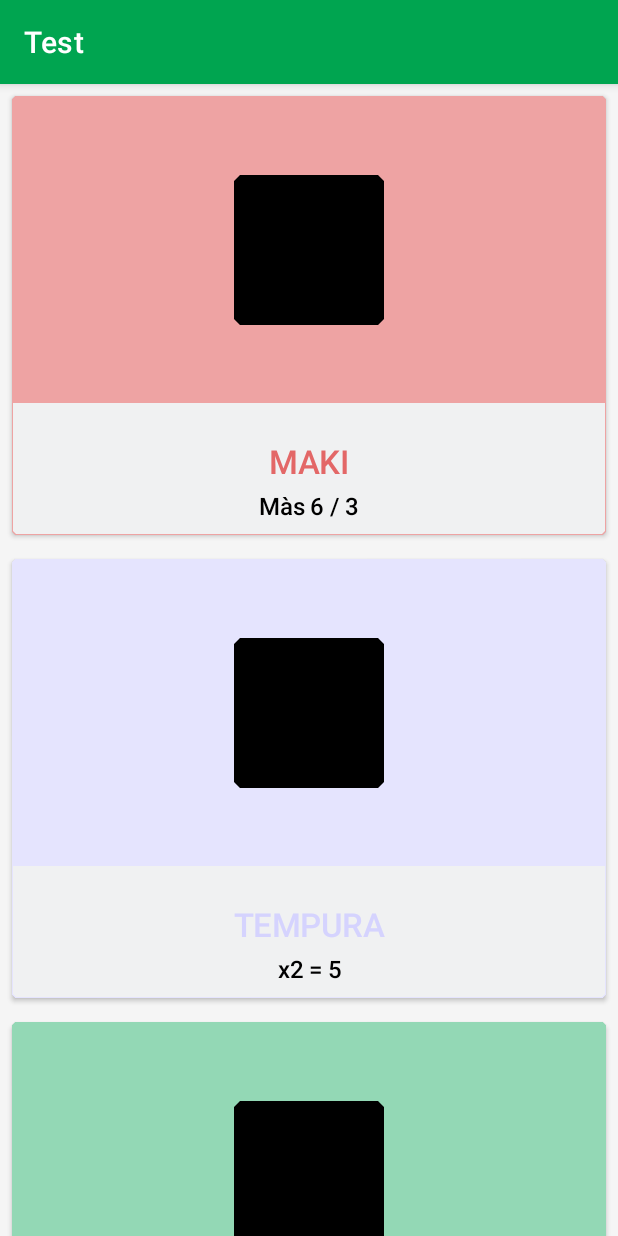
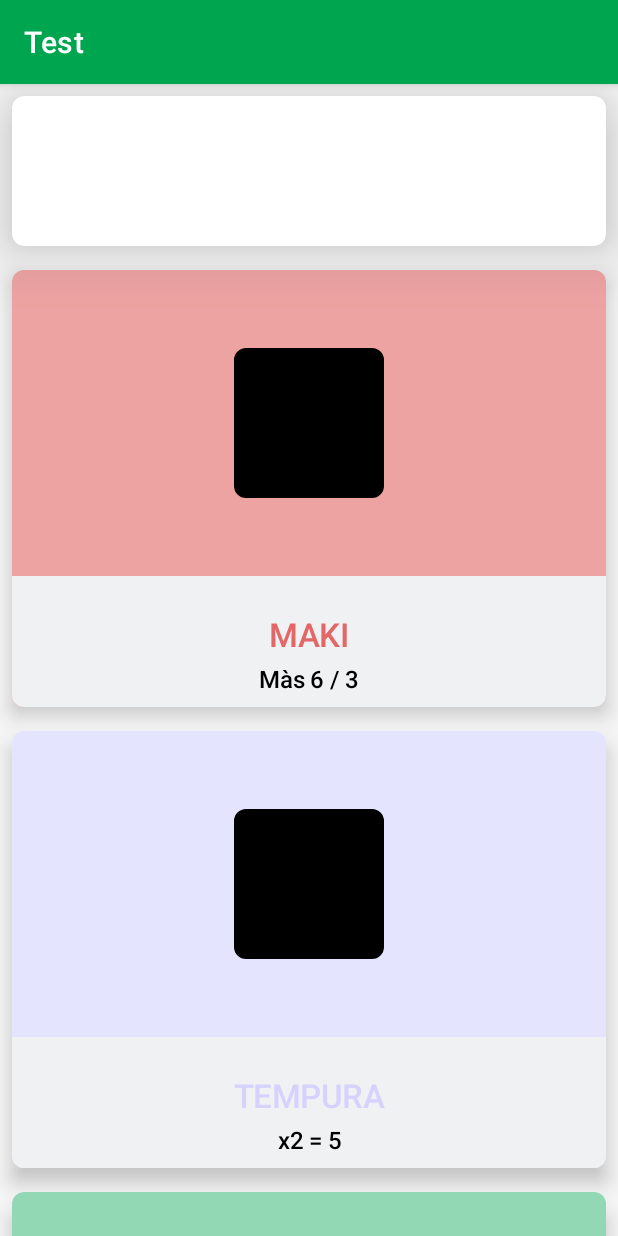
Before and after one commit to alorma/SushiGo-Calculator, an Android app: the screen it shows after launch (MainActivity), on a phone screen of 412 x 824 dp. Run offline under Robolectric (Android 15) with nearby library versions, the phone set to English and light mode, and no system bars.

Commit message:
Rounded corners

```diff
--- a/app/src/main/res/layout/activity_main.xml
+++ b/app/src/main/res/layout/activity_main.xml
@@ -25,29 +25,55 @@
             android:layout_height="wrap_content"
             android:orientation="vertical">
 
+            <com.google.android.material.card.MaterialCardView
+                android:layout_width="match_parent"
+                android:layout_height="100dp"
+                android:layout_margin="8dp"
+                app:cardElevation="24dp" />
+
+            <com.google.android.material.card.MaterialCardView
+                android:layout_width="match_parent"
+                android:layout_height="wrap_content"
+                android:layout_margin="8dp">
+
                 <com.alorma.game_ui.SusiGoCardView
                     android:id="@+id/card1"
                     android:layout_width="match_parent"
+                    android:layout_height="wrap_content" />
+            </com.google.android.material.card.MaterialCardView>
+
+            <com.google.android.material.card.MaterialCardView
+                android:layout_width="match_parent"
                 android:layout_height="wrap_content"
-                android:layout_margin="8dp" />
+                android:layout_margin="8dp">
 
                 <com.alorma.game_ui.SusiGoCardView
                     android:id="@+id/card2"
                     android:layout_width="match_parent"
+                    android:layout_height="wrap_content" />
+            </com.google.android.material.card.MaterialCardView>
+
+            <com.google.android.material.card.MaterialCardView
+                android:layout_width="match_parent"
                 android:layout_height="wrap_content"
-                android:layout_margin="8dp" />
+                android:layout_margin="8dp">
 
                 <com.alorma.game_ui.SusiGoCardView
                     android:id="@+id/card3"
                     android:layout_width="match_parent"
+                    android:layout_height="wrap_content" />
+            </com.google.android.material.card.MaterialCardView>
+
+            <com.google.android.material.card.MaterialCardView
+                android:layout_width="match_parent"
                 android:layout_height="wrap_content"
-                android:layout_margin="8dp" />
+                android:layout_margin="8dp">
 
                 <com.alorma.game_ui.SusiGoCardView
                     android:id="@+id/card4"
                     android:layout_width="match_parent"
-                android:layout_height="wrap_content"
-                android:layout_margin="8dp" />
+                    android:layout_height="wrap_content" />
+            </com.google.android.material.card.MaterialCardView>
         </LinearLayout>
     </ScrollView>
 
--- a/app/src/main/res/values/shapes.xml
+++ b/app/src/main/res/values/shapes.xml
@@ -6,7 +6,8 @@
     </style>
 
     <style name="ShapeAppearance.SushiGo.Medium" parent="ShapeAppearance.MaterialComponents.MediumComponent">
-        <item name="cornerFamily">cut</item>
+        <item name="cornerFamily">rounded</item>
+        <item name="cornerSize">8dp</item>
     </style>
 
     <style name="ShapeAppearance.SushiGo.Small" parent="ShapeAppearance.MaterialComponents.MediumComponent">
--- a/app/src/main/res/values/themes_base.xml
+++ b/app/src/main/res/values/themes_base.xml
@@ -13,7 +13,6 @@
             @style/Widget.MaterialComponents.AppBarLayout.PrimarySurface
         </item>
         <item name="toolbarStyle">@style/Widget.MaterialComponents.Toolbar.PrimarySurface</item>
-        <item name="materialCardViewStyle">@style/Widget.MaterialComponents.CardView</item>
-
+        <item name="materialCardViewStyle">@style/Widget.SushiGo.CardView</item>
     </style>
 </resources>
--- a/game_ui/src/main/java/com/alorma/game_ui/SusiGoCardView.kt
+++ b/game_ui/src/main/java/com/alorma/game_ui/SusiGoCardView.kt
@@ -1,15 +1,12 @@
 package com.alorma.game_ui
 
-import android.annotation.SuppressLint
 import android.content.Context
 import android.content.res.ColorStateList
-import android.content.res.TypedArray
 import android.graphics.drawable.Drawable
 import android.util.AttributeSet
 import android.view.LayoutInflater
+import androidx.constraintlayout.widget.ConstraintLayout
 import androidx.core.content.ContextCompat
-import androidx.core.content.withStyledAttributes
-import com.google.android.material.card.MaterialCardView
 import com.google.android.material.color.MaterialColors
 import com.google.android.material.shape.MaterialShapeDrawable
 import com.google.android.material.shape.ShapeAppearanceModel
@@ -18,56 +15,49 @@ import java.util.*
 
 class SusiGoCardView @JvmOverloads constructor(
     context: Context,
-    attributeSet: AttributeSet? = null,
+    attrs: AttributeSet? = null,
     defStyleAttr: Int = 0,
     defStyleRes: Int = 0
-) : MaterialCardView(context, attributeSet, defStyleAttr) {
+) : ConstraintLayout(context, attrs, defStyleAttr) {
 
-    @SuppressLint("PrivateResource")
-    private var tableCardElevation = context.resources.getDimension(R.dimen.mtrl_card_elevation)
+    private val mediumShape = ShapeAppearanceModel.builder(
+        context,
+        attrs,
+        R.attr.shapeAppearanceMediumComponent,
+        R.style.ShapeAppearance_MaterialComponents_MediumComponent
+    ).build()
+
+    private val tableBackground = MaterialShapeDrawable(
+        context,
+        attrs,
+        defStyleAttr,
+        defStyleRes
+    )
 
     init {
         LayoutInflater.from(context).inflate(R.layout.sushi_go_card, this, true)
-
-        context.withStyledAttributes(
-            attributeSet,
-            com.google.android.material.R.styleable.CardView,
-            defStyleAttr,
-            defStyleRes
-        ) {
-            readProperties()
         sushiGoCardTable.background = createTableDrawable()
     }
-    }
 
-    private fun createTableDrawable(): Drawable =
-        MaterialShapeDrawable.createWithElevationOverlay(context).apply {
-            elevation = tableCardElevation
-
+    private fun createTableDrawable(): Drawable {
+        tableBackground.initializeElevationOverlay(context)
         val color = context.getMergedColor(
             overlayColor = MaterialColors.getColor(this@SusiGoCardView, R.attr.colorGameTable),
             overlayAlpha = 0.5f
         )
-            fillColor = ColorStateList.valueOf(color)
-            strokeWidth = 0f
+        tableBackground.fillColor = ColorStateList.valueOf(color)
 
-            val cardShape = this@SusiGoCardView.shapeAppearanceModel
         val tableShape = ShapeAppearanceModel.builder()
-                .setBottomLeftCorner(cardShape.bottomLeftCorner)
-                .setBottomLeftCornerSize(cardShape.bottomLeftCornerSize)
-                .setBottomEdge(cardShape.bottomEdge)
-                .setBottomRightCornerSize(cardShape.bottomRightCornerSize)
-                .setBottomRightCorner(cardShape.bottomRightCorner)
+            .setBottomLeftCorner(mediumShape.bottomLeftCorner)
+            .setBottomLeftCornerSize(mediumShape.bottomLeftCornerSize)
+            .setBottomEdge(mediumShape.bottomEdge)
+            .setBottomRightCornerSize(mediumShape.bottomRightCornerSize)
+            .setBottomRightCorner(mediumShape.bottomRightCorner)
             .build()
-            shapeAppearanceModel = tableShape
-        }
+        tableBackground.shapeAppearanceModel = tableShape
 
-    @SuppressLint("PrivateResource")
-    private fun TypedArray.readProperties() {
-        tableCardElevation = getDimension(
-            com.google.android.material.R.styleable.CardView_cardElevation,
-            tableCardElevation
-        )
+
+        return tableBackground
     }
 
     fun setCard(sushiGoCard: SushiGoUiCard) {
@@ -75,7 +65,7 @@ class SusiGoCardView @JvmOverloads constructor(
             overlayColor = ContextCompat.getColor(context, sushiGoCard.color),
             overlayAlpha = 0.6f
         )
-        setCardBackgroundColor(color)
+        setBackgroundColor(color)
 
         val textColor = context.getMergedColor(
             overlayColor = ContextCompat.getColor(context, sushiGoCard.color),
--- a/game_ui/src/main/res/layout/sushi_go_card.xml
+++ b/game_ui/src/main/res/layout/sushi_go_card.xml
@@ -1,11 +1,11 @@
 <?xml version="1.0" encoding="utf-8"?>
-<androidx.constraintlayout.widget.ConstraintLayout xmlns:android="http://schemas.android.com/apk/res/android"
+<merge xmlns:android="http://schemas.android.com/apk/res/android"
     xmlns:app="http://schemas.android.com/apk/res-auto"
     xmlns:tools="http://schemas.android.com/tools"
     android:id="@+id/sushiGoCardContent"
     android:layout_width="match_parent"
-    android:layout_height="wrap_content">
-
+    android:layout_height="wrap_content"
+    tools:parentTag="androidx.constraintlayout.widget.ConstraintLayout">
 
     <androidx.constraintlayout.widget.Guideline
         android:id="@+id/tableGuide"
@@ -62,4 +62,4 @@
         app:layout_constraintStart_toStartOf="@id/sushiGoCardType"
         app:layout_constraintTop_toBottomOf="@id/sushiGoCardType"
         tools:text="x3 = 10" />
-</androidx.constraintlayout.widget.ConstraintLayout>
+</merge>
```
Lines whose indentation alone changed are shown as unchanged.
